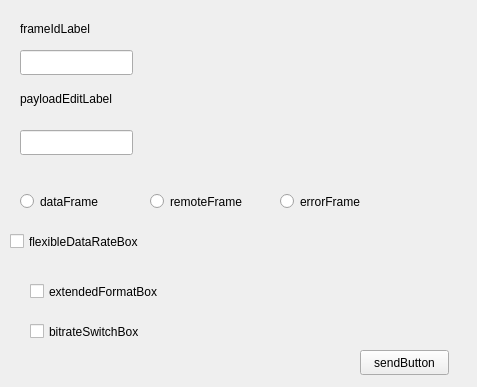
This is sendframebox.ui in PowerOleg/Qt_can as Qt 5 draws it before an edit. The edited form follows.
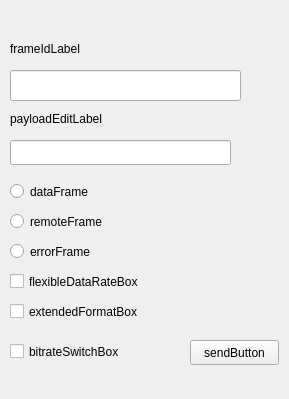
This is the edited form.

Patch:
```diff
--- a/sendframebox.ui
+++ b/sendframebox.ui
@@ -6,8 +6,8 @@
    <rect>
     <x>0</x>
     <y>0</y>
-    <width>477</width>
-    <height>387</height>
+    <width>289</width>
+    <height>399</height>
    </rect>
   </property>
   <property name="windowTitle">
@@ -16,18 +16,18 @@
   <widget class="QLineEdit" name="frameIdEdit">
    <property name="geometry">
     <rect>
-     <x>20</x>
-     <y>50</y>
-     <width>113</width>
-     <height>25</height>
+     <x>10</x>
+     <y>70</y>
+     <width>231</width>
+     <height>31</height>
     </rect>
    </property>
   </widget>
   <widget class="QLabel" name="label">
    <property name="geometry">
     <rect>
-     <x>20</x>
-     <y>20</y>
+     <x>10</x>
+     <y>40</y>
      <width>121</width>
      <height>17</height>
     </rect>
@@ -39,9 +39,9 @@
   <widget class="QLineEdit" name="payloadEdit">
    <property name="geometry">
     <rect>
-     <x>20</x>
-     <y>130</y>
-     <width>113</width>
+     <x>10</x>
+     <y>140</y>
+     <width>221</width>
      <height>25</height>
     </rect>
    </property>
@@ -49,8 +49,8 @@
   <widget class="QLabel" name="payloadEditLabel">
    <property name="geometry">
     <rect>
-     <x>20</x>
-     <y>90</y>
+     <x>10</x>
+     <y>110</y>
      <width>121</width>
      <height>17</height>
     </rect>
@@ -62,8 +62,8 @@
   <widget class="QRadioButton" name="dataFrame">
    <property name="geometry">
     <rect>
-     <x>20</x>
-     <y>190</y>
+     <x>10</x>
+     <y>180</y>
      <width>112</width>
      <height>23</height>
     </rect>
@@ -76,7 +76,7 @@
    <property name="geometry">
     <rect>
      <x>10</x>
-     <y>230</y>
+     <y>270</y>
      <width>171</width>
      <height>23</height>
     </rect>
@@ -88,8 +88,8 @@
   <widget class="QRadioButton" name="remoteFrame">
    <property name="geometry">
     <rect>
-     <x>150</x>
-     <y>190</y>
+     <x>10</x>
+     <y>210</y>
      <width>121</width>
      <height>23</height>
     </rect>
@@ -101,8 +101,8 @@
   <widget class="QRadioButton" name="errorFrame">
    <property name="geometry">
     <rect>
-     <x>280</x>
-     <y>190</y>
+     <x>10</x>
+     <y>240</y>
      <width>112</width>
      <height>23</height>
     </rect>
@@ -114,8 +114,8 @@
   <widget class="QPushButton" name="sendButton">
    <property name="geometry">
     <rect>
-     <x>360</x>
-     <y>350</y>
+     <x>190</x>
+     <y>340</y>
      <width>89</width>
      <height>25</height>
     </rect>
@@ -127,8 +127,8 @@
   <widget class="QCheckBox" name="extendedFormatBox">
    <property name="geometry">
     <rect>
-     <x>30</x>
-     <y>280</y>
+     <x>10</x>
+     <y>300</y>
      <width>171</width>
      <height>23</height>
     </rect>
@@ -140,8 +140,8 @@
   <widget class="QCheckBox" name="bitrateSwitchBox">
    <property name="geometry">
     <rect>
-     <x>30</x>
-     <y>320</y>
+     <x>10</x>
+     <y>340</y>
      <width>171</width>
      <height>23</height>
     </rect>
```
